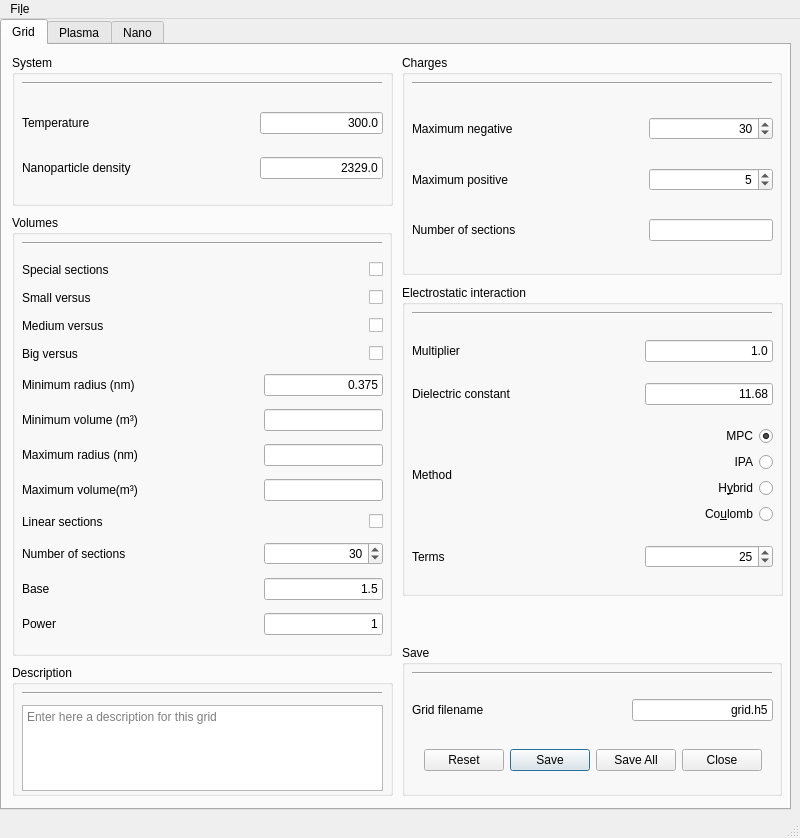
caos21/ndust, file ndust/ndust.ui: the form before one commit.
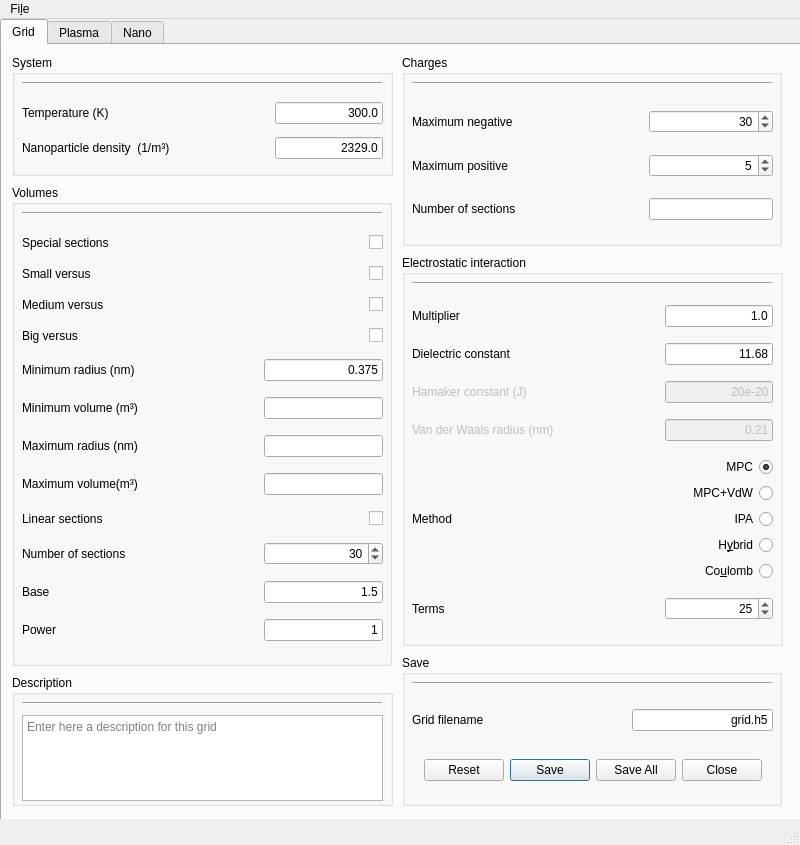
The form after the commit.

Commit message: added vdw option in ndust.py not working

```diff
--- a/ndust/ndust.ui
+++ b/ndust/ndust.ui
@@ -7,7 +7,7 @@
     <x>0</x>
     <y>0</y>
     <width>800</width>
-    <height>838</height>
+    <height>845</height>
    </rect>
   </property>
   <property name="windowTitle">
@@ -31,11 +31,14 @@
      <rect>
       <x>0</x>
       <y>0</y>
-      <width>791</width>
-      <height>791</height>
+      <width>801</width>
+      <height>811</height>
      </rect>
     </property>
     <layout class="QVBoxLayout" name="verticalLayout">
+     <property name="sizeConstraint">
+      <enum>QLayout::SetDefaultConstraint</enum>
+     </property>
      <item>
       <widget class="QTabWidget" name="tabWidget">
        <property name="enabled">
@@ -52,9 +55,9 @@
          <property name="geometry">
           <rect>
            <x>10</x>
-           <y>170</y>
+           <y>140</y>
            <width>380</width>
-           <height>441</height>
+           <height>481</height>
           </rect>
          </property>
          <property name="title">
@@ -79,7 +82,7 @@
             <x>10</x>
             <y>40</y>
             <width>361</width>
-            <height>392</height>
+            <height>431</height>
            </rect>
           </property>
           <layout class="QGridLayout" name="gridLayout">
@@ -363,7 +366,7 @@
            <x>400</x>
            <y>10</y>
            <width>380</width>
-           <height>220</height>
+           <height>191</height>
           </rect>
          </property>
          <property name="title">
@@ -375,7 +378,7 @@
             <x>10</x>
             <y>40</y>
             <width>361</width>
-            <height>171</height>
+            <height>141</height>
            </rect>
           </property>
           <layout class="QGridLayout" name="gridLayout_5">
@@ -484,7 +487,7 @@
          <property name="geometry">
           <rect>
            <x>400</x>
-           <y>600</y>
+           <y>610</y>
            <width>380</width>
            <height>151</height>
           </rect>
@@ -576,7 +579,7 @@
            <x>10</x>
            <y>10</y>
            <width>381</width>
-           <height>151</height>
+           <height>121</height>
           </rect>
          </property>
          <property name="title">
@@ -588,14 +591,14 @@
             <x>10</x>
             <y>40</y>
             <width>361</width>
-            <height>101</height>
+            <height>72</height>
            </rect>
           </property>
           <layout class="QGridLayout" name="gridLayout_9">
            <item row="1" column="0">
             <widget class="QLabel" name="label_ndens">
              <property name="text">
-              <string>Nanoparticle density</string>
+              <string>Nanoparticle density  (1/m³)</string>
              </property>
             </widget>
            </item>
@@ -624,7 +627,7 @@
            <item row="0" column="0">
             <widget class="QLabel" name="label_temp">
              <property name="text">
-              <string>Temperature</string>
+              <string>Temperature (K)</string>
              </property>
             </widget>
            </item>
@@ -674,9 +677,9 @@
          <property name="geometry">
           <rect>
            <x>400</x>
-           <y>240</y>
+           <y>210</y>
            <width>381</width>
-           <height>311</height>
+           <height>391</height>
           </rect>
          </property>
          <property name="title">
@@ -701,7 +704,7 @@
             <x>10</x>
             <y>40</y>
             <width>361</width>
-            <height>261</height>
+            <height>341</height>
            </rect>
           </property>
           <layout class="QGridLayout" name="gridLayout_10">
@@ -745,7 +748,7 @@
              </property>
             </widget>
            </item>
-           <item row="3" column="2">
+           <item row="5" column="2">
             <widget class="QSpinBox" name="spinBox_terms">
              <property name="alignment">
               <set>Qt::AlignRight|Qt::AlignTrailing|Qt::AlignVCenter</set>
@@ -771,14 +774,14 @@
              </property>
             </widget>
            </item>
-           <item row="3" column="0">
+           <item row="5" column="0">
             <widget class="QLabel" name="label_terms">
              <property name="text">
               <string>Terms</string>
              </property>
             </widget>
            </item>
-           <item row="2" column="2">
+           <item row="4" column="2">
             <layout class="QGridLayout" name="gridLayout_method">
              <item row="0" column="0">
               <widget class="QRadioButton" name="radioButton_MPC">
@@ -793,7 +796,7 @@
                </property>
               </widget>
              </item>
-             <item row="1" column="0">
+             <item row="2" column="0">
               <widget class="QRadioButton" name="radioButton_IPA">
                <property name="layoutDirection">
                 <enum>Qt::RightToLeft</enum>
@@ -803,7 +806,7 @@
                </property>
               </widget>
              </item>
-             <item row="3" column="0">
+             <item row="4" column="0">
               <widget class="QRadioButton" name="radioButton_coul">
                <property name="layoutDirection">
                 <enum>Qt::RightToLeft</enum>
@@ -813,7 +816,7 @@
                </property>
               </widget>
              </item>
-             <item row="2" column="0">
+             <item row="3" column="0">
               <widget class="QRadioButton" name="radioButton_Hybrid">
                <property name="layoutDirection">
                 <enum>Qt::RightToLeft</enum>
@@ -823,15 +826,74 @@
                </property>
               </widget>
              </item>
+             <item row="1" column="0">
+              <widget class="QRadioButton" name="radioButton_MPCVdW">
+               <property name="layoutDirection">
+                <enum>Qt::RightToLeft</enum>
+               </property>
+               <property name="text">
+                <string>MPC+VdW</string>
+               </property>
+               <property name="checked">
+                <bool>false</bool>
+               </property>
+              </widget>
+             </item>
             </layout>
            </item>
-           <item row="2" column="0">
+           <item row="4" column="0">
             <widget class="QLabel" name="label_method">
              <property name="text">
               <string>Method</string>
              </property>
             </widget>
            </item>
+           <item row="2" column="0">
+            <widget class="QLabel" name="label_hamaker">
+             <property name="enabled">
+              <bool>false</bool>
+             </property>
+             <property name="text">
+              <string>Hamaker constant (J)</string>
+             </property>
+            </widget>
+           </item>
+           <item row="2" column="2">
+            <widget class="QLineEdit" name="lineEdit_hamaker">
+             <property name="enabled">
+              <bool>false</bool>
+             </property>
+             <property name="text">
+              <string>20e-20</string>
+             </property>
+             <property name="alignment">
+              <set>Qt::AlignRight|Qt::AlignTrailing|Qt::AlignVCenter</set>
+             </property>
+            </widget>
+           </item>
+           <item row="3" column="0">
+            <widget class="QLabel" name="label_vdwradius">
+             <property name="enabled">
+              <bool>false</bool>
+             </property>
+             <property name="text">
+              <string>Van der Waals radius (nm)</string>
+             </property>
+            </widget>
+           </item>
+           <item row="3" column="2">
+            <widget class="QLineEdit" name="lineEdit_vdwradius">
+             <property name="enabled">
+              <bool>false</bool>
+             </property>
+             <property name="text">
+              <string>0.21</string>
+             </property>
+             <property name="alignment">
+              <set>Qt::AlignRight|Qt::AlignTrailing|Qt::AlignVCenter</set>
+             </property>
+            </widget>
+           </item>
           </layout>
          </widget>
         </widget>
@@ -839,7 +901,7 @@
          <property name="geometry">
           <rect>
            <x>10</x>
-           <y>620</y>
+           <y>630</y>
            <width>381</width>
            <height>131</height>
           </rect>
```
Left out of the diff: 25 changed lines with no effect on the pictures. The commit also changes 8 other files.
